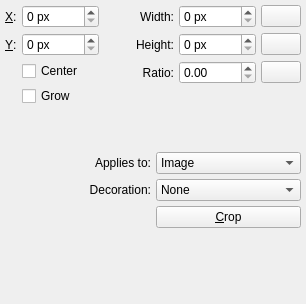
Old version of the form plugins/tools/tool_crop/wdg_tool_crop.ui in the repository KDE/krita.
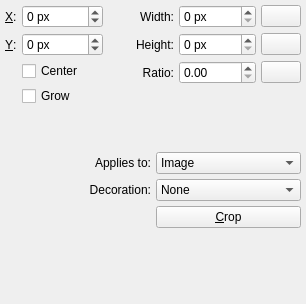
New version of the form. Custom widgets are drawn as their Qt base class.

Commit message:
Make crop tool coordinates go below 0
Before this the crop tool X and Y coordinates could already go below 0, when
growing the canvas on the top left corner, this just allows the user to
more easily control it.

Patch:
```diff
--- a/plugins/tools/tool_crop/wdg_tool_crop.ui
+++ b/plugins/tools/tool_crop/wdg_tool_crop.ui
@@ -116,6 +116,9 @@
            <property name="suffix">
             <string> px</string>
            </property>
+           <property name="minimum">
+            <number>-30000</number>
+           </property>
            <property name="maximum">
             <number>30000</number>
            </property>
@@ -141,6 +144,9 @@
            <property name="suffix">
             <string> px</string>
            </property>
+           <property name="minimum">
+            <number>-30000</number>
+           </property>
            <property name="maximum">
             <number>30000</number>
            </property>
```
